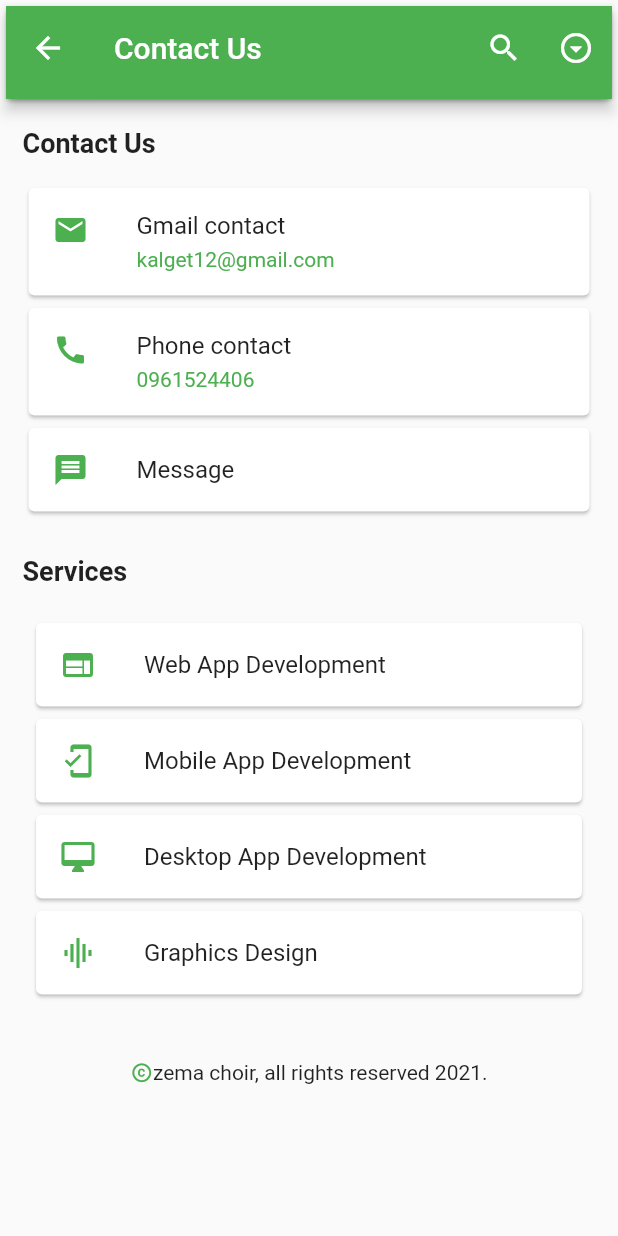
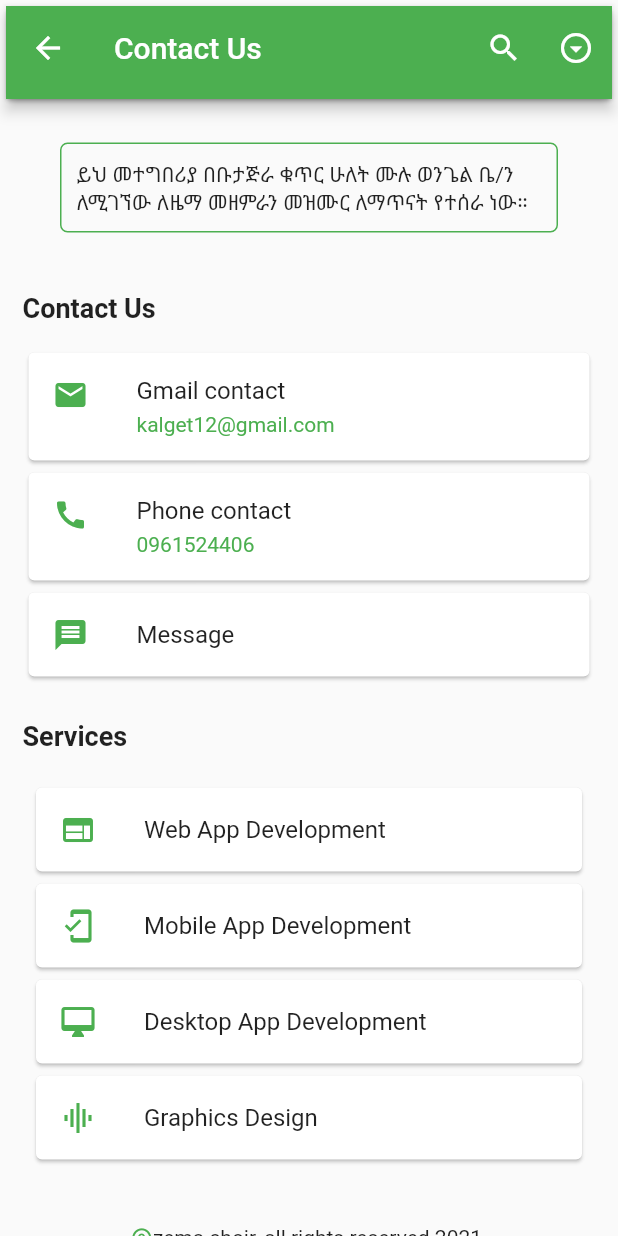
Before and after one commit to kalkidan12/zemaApp-with-flutter, a Flutter app: the screen it shows after launch, item 4 of the bottom bar chosen, after a tap on "Contact Us", on a phone screen of 412 x 824 dp. Run offline on Flutter 3.47's test engine with Material 2 defaults, Android fonts, the phone set to English and light mode, and no system bars; our stand-ins replace bottom_navy_bar, rating_dialog, share_plus, shimmer; missing offline and left inert: launch_review.

Commit message:
third commit

```diff
--- a/lib/Components/dropdown/contact_us_page.dart
+++ b/lib/Components/dropdown/contact_us_page.dart
@@ -78,6 +78,21 @@ class _ContactPageState extends State<ContactPage> {
             SizedBox(
               height: 15,
             ),
+            Center(
+                child: Padding(
+                  padding: const EdgeInsets.only(top: 10, left: 40, right: 40, bottom: 40),
+                  child: Container(
+                    decoration: BoxDecoration(
+                          border: Border.all(color: Colors.green),
+                          borderRadius: BorderRadius.circular(5)
+                    ),
+                    child: Padding(
+                      padding: const EdgeInsets.all(10.0),
+                      child: Text('ይህ መተግበሪያ በቡታጅራ ቁጥር ሁለት ሙሉ ወንጌል ቤ/ን ለሚገኘው ለዜማ መዘምራን መዝሙር ለማጥናት የተሰራ ነው።'),
+                    ),
+                  ),
+                ),
+              ),
             Container(
               alignment: Alignment.centerLeft,
               margin: const EdgeInsets.only(left: 15.0),
--- a/lib/Components/menu_page.dart
+++ b/lib/Components/menu_page.dart
@@ -236,11 +236,27 @@ class _MenuPageState extends State<MenuPage> {
       child: Scaffold(
 
         body: Container(
+          margin: EdgeInsets.all(10),
 
           child: ListView(
             children: <Widget>[
               const SizedBox(
                 height: 10,
+              ),
+              Center(
+                child: Padding(
+                  padding: const EdgeInsets.only(top: 10, left: 40, right: 40, bottom: 40),
+                  child: Container(
+                    decoration: BoxDecoration(
+                          border: Border.all(color: Colors.green),
+                          borderRadius: BorderRadius.circular(5)
+                    ),
+                    child: Padding(
+                      padding: const EdgeInsets.all(10.0),
+                      child: Text('ይህ መተግበሪያ በቡታጅራ ቁጥር ሁለት ሙሉ ወንጌል ቤ/ን ለሚገኘው ለዜማ መዘምራን መዝሙር ለማጥናት የተሰራ ነው።'),
+                    ),
+                  ),
+                ),
               ),
               const Text(
                 "  Connect with us",
```
Also changed, not shown: lib/Components/dropdown/about_drop_down.dart (+16 -1 lines), lib/Components/dropdown/menu_drawer.dart (+15 -0 lines).
